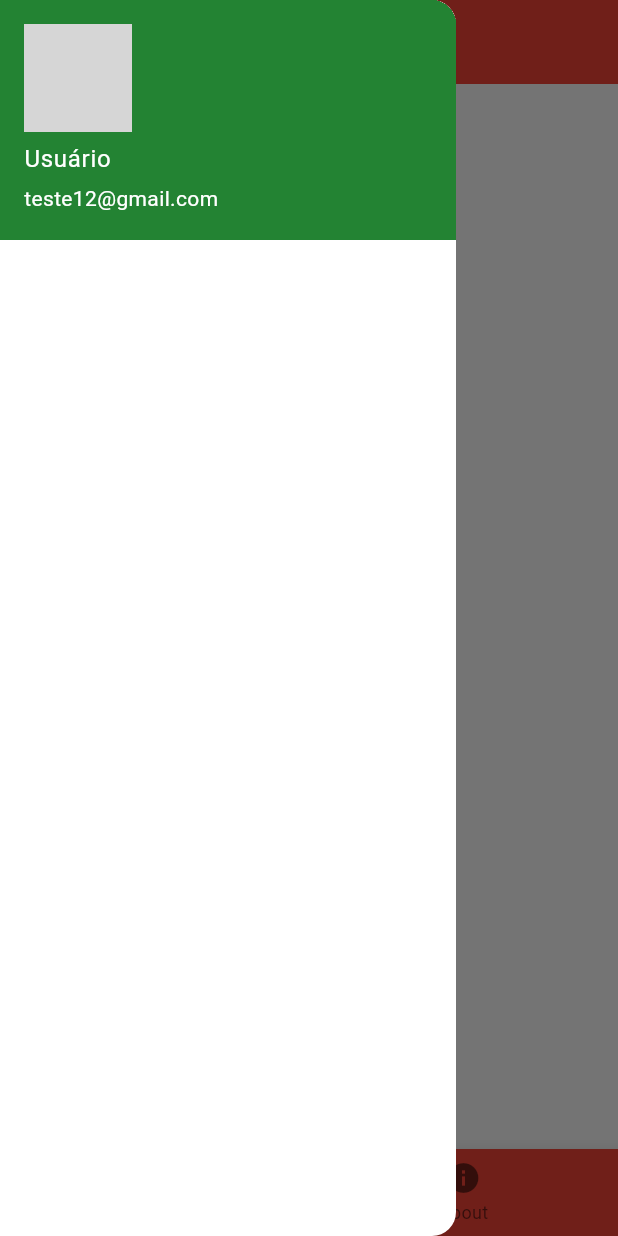
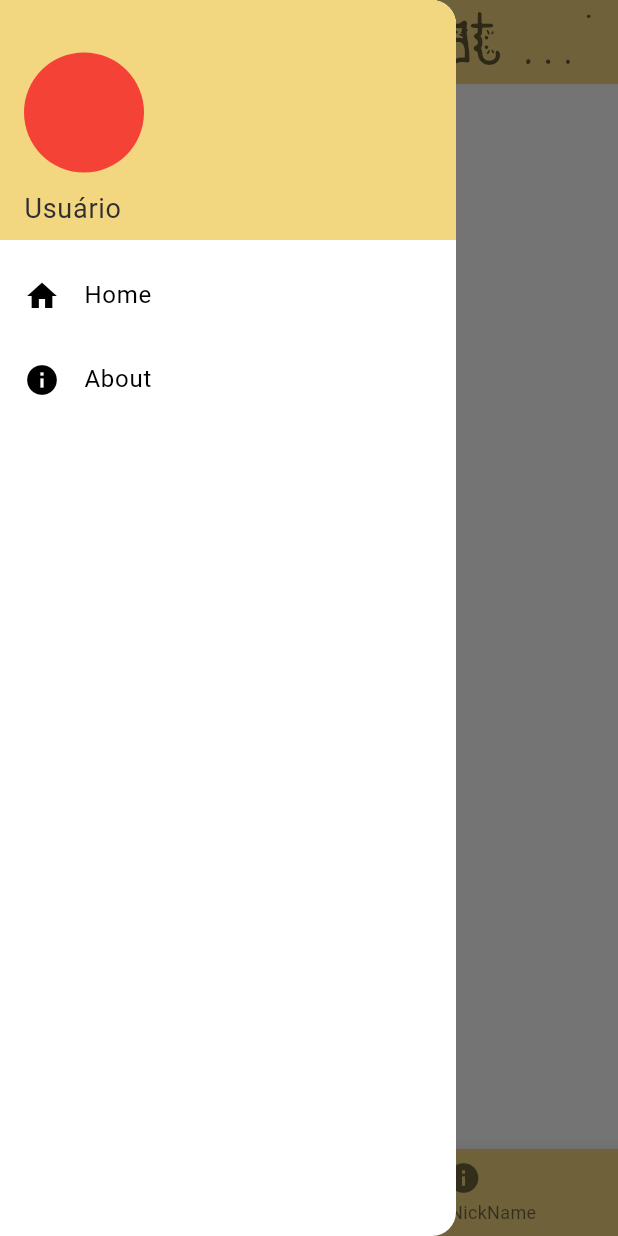
Before and after one commit to italo-mauricio/memory-cat-game, a Flutter app: the screen it shows after launch, with the side drawer open, on a phone screen of 412 x 824 dp. Run offline on Flutter 3.47's test engine with Material 3 defaults, Android fonts, the phone set to English and light mode, and no system bars; grey boxes are pictures that could not be loaded.

Commit message:
refactoring drawer and add create nickname #7

```diff
--- a/memorygame/lib/components/drawer.dart
+++ b/memorygame/lib/components/drawer.dart
@@ -1,32 +1,61 @@
 import 'package:flutter/material.dart';
 
 class DrawerApp extends StatelessWidget {
-
   const DrawerApp();
 
   @override
   Widget build(BuildContext context) {
-    const Color primaryColor = Color.fromRGBO(35, 131, 51, 1.0);
+    const Color primaryColor = Color(0xFFF2D680);
 
     return Drawer(
+      elevation: 0, // Remover elevação para evitar sombra
+      child: Container(
+        color: Colors.transparent, // Tornar o fundo transparente
+        child: ListView(
+          padding: EdgeInsets.zero,
+          children: <Widget>[
+            const DrawerHeader(
+              decoration: BoxDecoration(
+                color: primaryColor,
+              ),
               child: Column(
-        children: [
-          Column(
-            children: [
-              UserAccountsDrawerHeader(
-                currentAccountPicture: ClipRRect(
-                  borderRadius: BorderRadius.circular(40),
-                  child: Image.asset('lib/assets/logo.png'),
+                crossAxisAlignment: CrossAxisAlignment.start,
+                mainAxisAlignment: MainAxisAlignment.end,
+                children: <Widget>[
+                  CircleAvatar(
+                    radius: 40,
                   ),
-                accountName: const Text('Usuário'),
-                accountEmail: const Text('teste12@gmail.com'),
-                decoration: const BoxDecoration(
-                  color: primaryColor,
+                  SizedBox(height: 10),
+                  Text(
+                    'Usuário',
+                    style: TextStyle(
+                      color: Color.fromARGB(255, 48, 47, 47),
+                      fontSize: 18,
                     ),
                   ),
                 ],
               ),
+            ),
+            ListTile(
+              leading: Icon(Icons.home),
+              title: Text('Home'),
+              onTap: () {
+                Navigator.pop(context); // Fechar o drawer
+                // Navegar para a tela inicial
+                Navigator.pushNamed(context, '/'); // Ajuste de acordo com suas rotas
+              },
+            ),
+            ListTile(
+              leading: Icon(Icons.info),
+              title: const Text('About'),
+              onTap: () {
+                Navigator.pop(context); // Fechar o drawer
+                Navigator.pushNamed(context, 'about');
+              },
+            ),
+            const Divider(),
           ],
+        ),
       ),
     );
   }
--- a/memorygame/lib/home/home-page.dart
+++ b/memorygame/lib/home/home-page.dart
@@ -1,4 +1,5 @@
 import 'package:flutter/material.dart';
+import 'package:memorygame/screens/nickname.dart';
 import '../screens/initial_screen.dart';
 import '../screens/about.dart';
 import '/components/drawer.dart';
@@ -30,7 +31,7 @@ class _HomePageState extends State<HomePage> {
 
   static final List<Widget> _widgetOptions = <Widget>[
     InitialScreen(),
-    AboutScreen(),
+    NicknameScreen(),
   ];
 
   void _onItemTapped(int index) {
@@ -43,8 +44,16 @@ class _HomePageState extends State<HomePage> {
   Widget build(BuildContext context) {
     return Scaffold(
       appBar: AppBar(
-        title: Text('Memory Cat Game'),
-        backgroundColor: Colors.red,
+        title: const Text(
+          'Memory Cat Game',
+          style: TextStyle(
+            fontFamily: 'Cattie',
+            fontSize: 50,
+            color: Color.fromARGB(153, 2, 2, 2), // Define a cor da letra aqui
+          ),
+        ),
+        backgroundColor: Color(0xFFF2D680),
+        centerTitle: true,
       ),
       body: _widgetOptions.elementAt(_selectedIndex),
       drawer: const DrawerApp(),
@@ -56,13 +65,14 @@ class _HomePageState extends State<HomePage> {
           ),
           BottomNavigationBarItem(
             icon: Icon(Icons.info),
-            label: 'About',
+            label: 'Create NickName',
           ),
         ],
         currentIndex: _selectedIndex,
-        selectedItemColor: Colors.amber[800],
+        selectedItemColor: Colors.red,
         onTap: _onItemTapped,
-        backgroundColor: Colors.red, // Define a cor apenas para a BottomNavigationBar
+        backgroundColor:
+            Color(0xFFF2D680), // Define a cor apenas para a BottomNavigationBar
       ),
     );
   }
--- a/memorygame/lib/routes/initial-app.dart
+++ b/memorygame/lib/routes/initial-app.dart
@@ -1,4 +1,6 @@
 import 'package:flutter/material.dart';
+import 'package:memorygame/screens/about.dart';
+import 'package:memorygame/screens/nickname.dart';
 import '../home/home-page.dart';
 
 
@@ -21,6 +23,8 @@ class AppWidget extends StatelessWidget {
       initialRoute: '/',
       routes: {
         '/': (context) => HomePage(),
+        'account': (context) => NicknameScreen(),
+        'about': (context) => AboutScreen(),
 
       },
     );
```
Also changed, not shown: memorygame/lib/screens/about.dart (+43 -6 lines), memorygame/lib/screens/nickname.dart (added, +90 -0 lines), memorygame/pubspec.yaml (+9 -15 lines), memorygame/assets/teste.gif (added), memorygame/assets/teste.jpeg (added), memorygame/assets/teste.jpg (added), memorygame/fonts/Cattie-Regular.ttf (added). Lines whose indentation alone changed are shown as unchanged.
